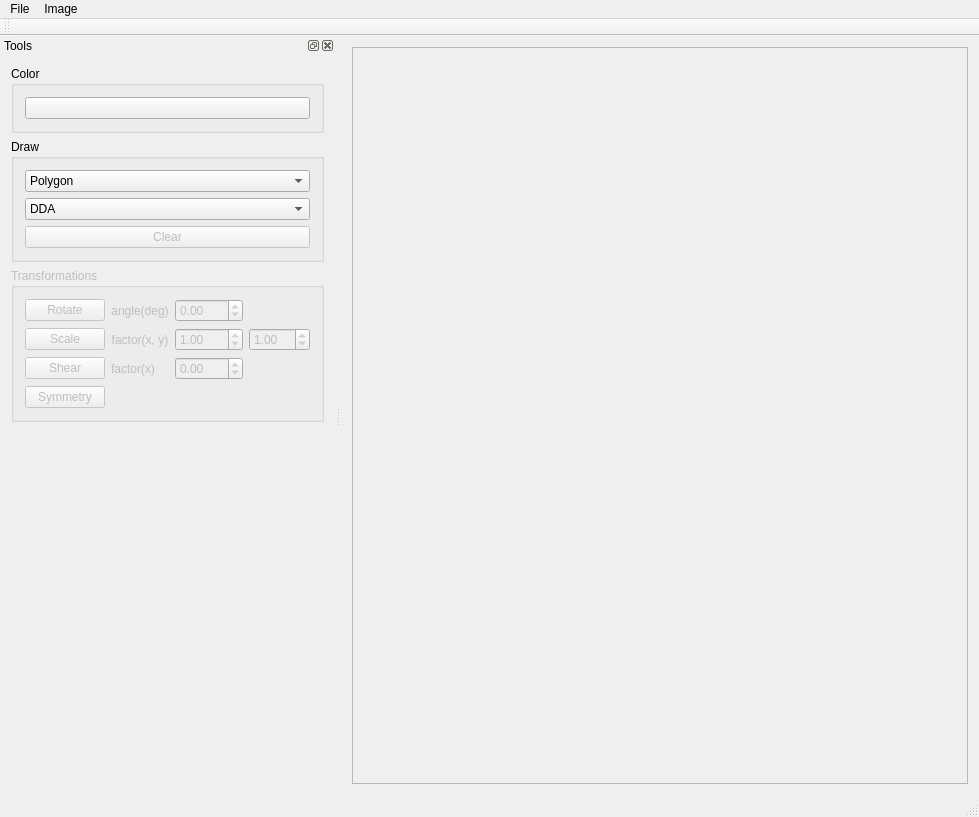
Qt form src/ImageViewer.ui (KeepStraigh-T/cviko2-DDA-Bresenham) before a commit.
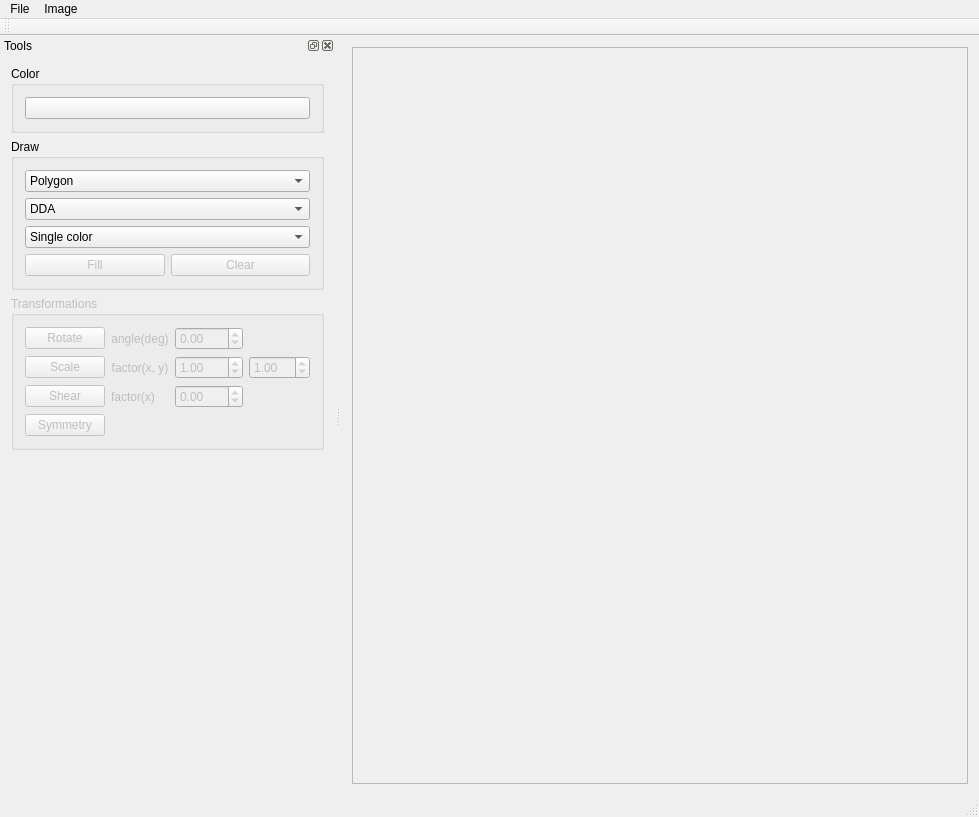
The same form after that commit.

Commit message: Scan line algoritm for triangle (Single color, Nearest Neighbor, Barycentric interpolations)

```diff
--- a/src/ImageViewer.ui
+++ b/src/ImageViewer.ui
@@ -133,6 +133,19 @@
           </item>
          </widget>
         </item>
+        <item row="6" column="1">
+         <widget class="QPushButton" name="pushButtonClear">
+          <property name="enabled">
+           <bool>false</bool>
+          </property>
+          <property name="text">
+           <string>Clear</string>
+          </property>
+          <property name="checkable">
+           <bool>false</bool>
+          </property>
+         </widget>
+        </item>
         <item row="1" column="0" colspan="2">
          <widget class="QComboBox" name="comboBoxLineAlg">
           <property name="editable">
@@ -153,14 +166,39 @@
           </item>
          </widget>
         </item>
-        <item row="3" column="0" colspan="2">
-         <widget class="QPushButton" name="pushButtonClear">
+        <item row="6" column="0">
+         <widget class="QPushButton" name="pushButtonFill">
           <property name="enabled">
            <bool>false</bool>
           </property>
           <property name="text">
-           <string>Clear</string>
+           <string>Fill</string>
           </property>
+          <property name="checkable">
+           <bool>true</bool>
+          </property>
+         </widget>
+        </item>
+        <item row="2" column="0" colspan="2">
+         <widget class="QComboBox" name="comboBoxInterpAlg">
+          <property name="editable">
+           <bool>false</bool>
+          </property>
+          <item>
+           <property name="text">
+            <string>Single color</string>
+           </property>
+          </item>
+          <item>
+           <property name="text">
+            <string>Nearest Neighbor</string>
+           </property>
+          </item>
+          <item>
+           <property name="text">
+            <string>Barycentric interpolation</string>
+           </property>
+          </item>
          </widget>
         </item>
        </layout>
@@ -175,14 +213,37 @@
         <string>Transformations</string>
        </property>
        <layout class="QGridLayout" name="gridLayout_2">
-        <item row="2" column="0">
+        <item row="2" column="3">
+         <widget class="QDoubleSpinBox" name="yFactorScaleSpinBox">
+          <property name="minimum">
+           <double>-10.000000000000000</double>
+          </property>
+          <property name="maximum">
+           <double>10.000000000000000</double>
+          </property>
+          <property name="singleStep">
+           <double>0.500000000000000</double>
+          </property>
+          <property name="value">
+           <double>1.000000000000000</double>
+          </property>
+         </widget>
+        </item>
+        <item row="3" column="1">
+         <widget class="QLabel" name="label_2">
+          <property name="text">
+           <string>factor(x)</string>
+          </property>
+         </widget>
+        </item>
+        <item row="3" column="0">
          <widget class="QPushButton" name="pushButtonShear">
           <property name="text">
            <string>Shear</string>
           </property>
          </widget>
         </item>
-        <item row="0" column="2">
+        <item row="1" column="2">
          <widget class="QDoubleSpinBox" name="rotateAngleSpinBox">
           <property name="minimum">
            <double>-360.000000000000000</double>
@@ -192,17 +253,7 @@
           </property>
          </widget>
         </item>
-        <item row="0" column="1">
-         <widget class="QLabel" name="labelAngle">
-          <property name="text">
-           <string>angle(deg)</string>
-          </property>
-          <property name="alignment">
-           <set>Qt::AlignmentFlag::AlignCenter</set>
-          </property>
-         </widget>
-        </item>
-        <item row="1" column="1">
+        <item row="2" column="1">
          <widget class="QLabel" name="label">
           <property name="text">
            <string>factor(x, y)</string>
@@ -212,28 +263,8 @@
           </property>
          </widget>
         </item>
-        <item row="2" column="1">
-         <widget class="QLabel" name="label_2">
-          <property name="text">
-           <string>factor(x)</string>
-          </property>
-         </widget>
-        </item>
         <item row="2" column="2">
-         <widget class="QDoubleSpinBox" name="shearSpinBox">
-          <property name="minimum">
-           <double>-5.000000000000000</double>
-          </property>
-          <property name="maximum">
-           <double>5.000000000000000</double>
-          </property>
-          <property name="singleStep">
-           <double>0.250000000000000</double>
-          </property>
-         </widget>
-        </item>
-        <item row="1" column="3">
-         <widget class="QDoubleSpinBox" name="yFactorScaleSpinBox">
+         <widget class="QDoubleSpinBox" name="xFactorScaleSpinBox">
           <property name="minimum">
            <double>-10.000000000000000</double>
           </property>
@@ -248,43 +279,50 @@
           </property>
          </widget>
         </item>
-        <item row="1" column="0">
+        <item row="2" column="0">
          <widget class="QPushButton" name="pushButtonScale">
           <property name="text">
            <string>Scale</string>
           </property>
          </widget>
         </item>
-        <item row="1" column="2">
-         <widget class="QDoubleSpinBox" name="xFactorScaleSpinBox">
-          <property name="minimum">
-           <double>-10.000000000000000</double>
+        <item row="1" column="1">
+         <widget class="QLabel" name="labelAngle">
+          <property name="text">
+           <string>angle(deg)</string>
           </property>
-          <property name="maximum">
-           <double>10.000000000000000</double>
-          </property>
-          <property name="singleStep">
-           <double>0.500000000000000</double>
-          </property>
-          <property name="value">
-           <double>1.000000000000000</double>
+          <property name="alignment">
+           <set>Qt::AlignmentFlag::AlignCenter</set>
           </property>
          </widget>
         </item>
-        <item row="0" column="0">
+        <item row="1" column="0">
          <widget class="QPushButton" name="pushButtonRotate">
           <property name="text">
            <string>Rotate</string>
           </property>
          </widget>
         </item>
-        <item row="3" column="0">
+        <item row="4" column="0">
          <widget class="QPushButton" name="pushButtonSymmetry">
           <property name="text">
            <string>Symmetry</string>
           </property>
          </widget>
         </item>
+        <item row="3" column="2">
+         <widget class="QDoubleSpinBox" name="shearSpinBox">
+          <property name="minimum">
+           <double>-5.000000000000000</double>
+          </property>
+          <property name="maximum">
+           <double>5.000000000000000</double>
+          </property>
+          <property name="singleStep">
+           <double>0.250000000000000</double>
+          </property>
+         </widget>
+        </item>
        </layout>
       </widget>
      </item>
```
Left out of the diff: 6 changed lines with no effect on the pictures. The commit also changes 4 other files.
